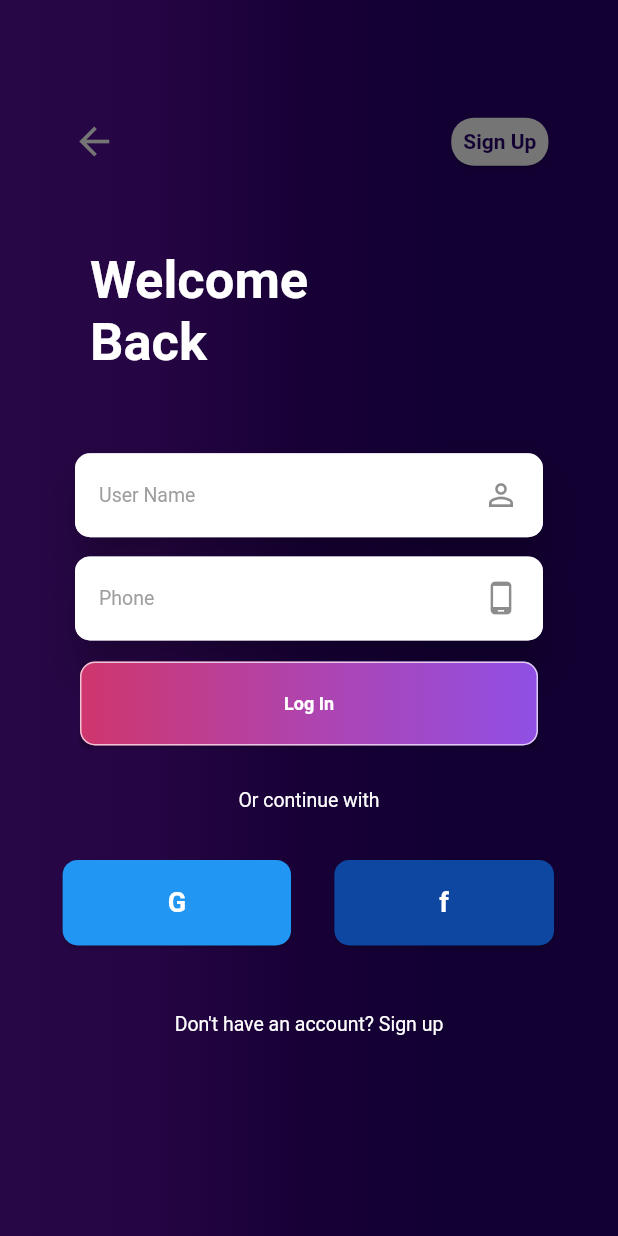
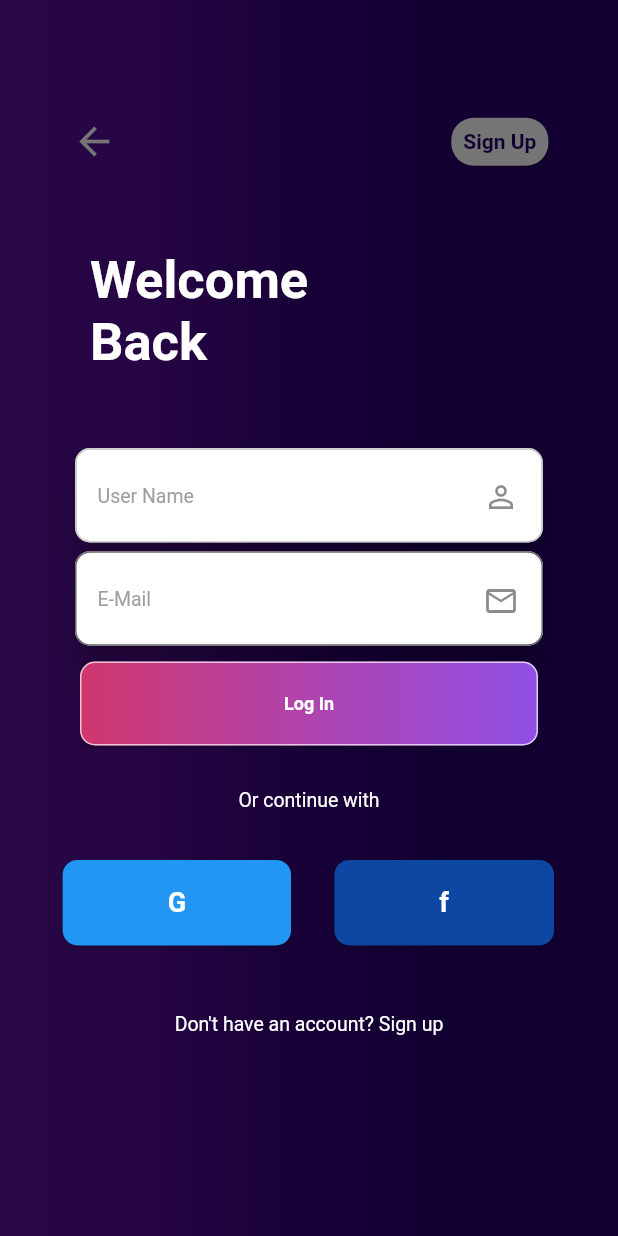
Before and after one commit to piush-terminalwitchcraft/Dhatnoon-frontend, a Flutter app: the screen it shows after launch, after a tap on "Log In", on a phone screen of 412 x 824 dp. Run offline on Flutter 3.47's test engine with Material 2 defaults, Android fonts, the phone set to English and light mode, and no system bars; our stand-ins replace accordion, animate_do, get, tab_indicator_styler, visibility_detector; missing offline and left inert: bouncy_widget, clickable_list_wheel_view, curved_drawer_fork, day_night_time_picker, simple_animated_icon.

Commit message:
dummy UI completed

```diff
--- a/lib/screens/login.dart
+++ b/lib/screens/login.dart
@@ -91,16 +91,33 @@ class LogIn extends StatelessWidget {
                   height: 80,
                   child: Card(
                     elevation: 10,
-                    child: ListTile(
-                      minVerticalPadding: 20,
-                      title: Text(
-                        "User Name",
-                        style: TextStyle(
-                          fontSize: 13,
-                          color: Colors.grey.shade500,
+                    child: Stack(
+                      children: [
+                        ListTile(
+                          minVerticalPadding: 20,
+                          trailing: Padding(
+                            padding: const EdgeInsets.fromLTRB(0, 10, 0, 0),
+                            child: Icon(Icons.person_outline),
+                          ),
                         ),
-                      ),
-                      trailing: Icon(Icons.person_outline),
+                        TextField(
+                          decoration: InputDecoration(
+                            border: OutlineInputBorder(
+                              borderRadius: BorderRadius.circular(10.0),
+                            ),
+                            filled: true,
+                            hintStyle: TextStyle(
+                              color: Colors.grey[500],
+                              fontSize: 13,
+                            ),
+                            hintText: "User Name",
+                            fillColor: Colors.transparent,
+                            isDense: true,
+                            contentPadding: EdgeInsets.fromLTRB(15, 0, 0, 44),
+                          ),
+                          keyboardType: TextInputType.name,
+                        ),
+                      ],
                     ),
                     shape: RoundedRectangleBorder(
                       side: BorderSide(color: Colors.white70, width: 1),
@@ -123,16 +140,34 @@ class LogIn extends StatelessWidget {
                   child: Card(
                     elevation: 10,
                     borderOnForeground: false,
-                    child: ListTile(
-                        minVerticalPadding: 20,
-                        title: Text(
-                          "Phone",
-                          style: TextStyle(
-                            fontSize: 13,
-                            color: Colors.grey.shade500,
+                    child: Stack(
+                      children: [
+                        ListTile(
+                          minVerticalPadding: 20,
+                          trailing: Padding(
+                            padding: const EdgeInsets.fromLTRB(0, 10, 0, 0),
+                            child: Icon(Icons.email_outlined),
                           ),
                         ),
-                        trailing: Icon(Icons.phone_android)),
+                        TextField(
+                          decoration: InputDecoration(
+                            border: OutlineInputBorder(
+                              borderRadius: BorderRadius.circular(10.0),
+                            ),
+                            filled: true,
+                            hintStyle: TextStyle(
+                              color: Colors.grey[500],
+                              fontSize: 13,
+                            ),
+                            hintText: "E-Mail",
+                            fillColor: Colors.transparent,
+                            isDense: true,
+                            contentPadding: EdgeInsets.fromLTRB(15, 0, 0, 44),
+                          ),
+                          keyboardType: TextInputType.emailAddress,
+                        ),
+                      ],
+                    ),
                     shape: RoundedRectangleBorder(
                       side: BorderSide(color: Colors.white70, width: 1),
                       borderRadius: BorderRadius.circular(10),
@@ -148,7 +183,7 @@ class LogIn extends StatelessWidget {
               child: Align(
                 alignment: Alignment(0.0, 0.15),
                 child: InkWell(
-                  onTap: (){
+                  onTap: () {
                     Get.to(MyHomePage(title: "title"),
                         transition: Transition.leftToRightWithFade);
                   },
--- /dev/null
+++ b/lib/screens/settings.dart
@@ -0,0 +1,18 @@
+import 'package:flutter/material.dart';
+
+class SettingsPage extends StatelessWidget {
+  const SettingsPage({Key? key}) : super(key: key);
+
+  @override
+  Widget build(BuildContext context) {
+    return Scaffold(
+      appBar: AppBar(title: Text("Settings screen")),
+      body: Center(
+        child: Text(
+          "Settings",
+          style: TextStyle(fontSize: 30),
+        ),
+      ),
+    );
+  }
+}
--- a/lib/screens/signup.dart
+++ b/lib/screens/signup.dart
@@ -71,8 +71,7 @@ class SignUp extends StatelessWidget {
                   style: TextStyle(
                       fontSize: 35,
                       fontWeight: FontWeight.bold,
-                    color: Colors.white
-                  ),
+                      color: Colors.white),
                 ),
               ),
             ),
@@ -87,16 +86,33 @@ class SignUp extends StatelessWidget {
                   height: 80,
                   child: Card(
                     elevation: 10,
-                    child: ListTile(
+                    child: Stack(
+                      children: [
+                        ListTile(
                           minVerticalPadding: 20,
-                      title: Text(
-                        "User Name",
-                        style: TextStyle(
-                          fontSize: 13,
-                          color: Colors.grey.shade500,
+                          trailing: Padding(
+                            padding: const EdgeInsets.fromLTRB(0, 10, 0, 0),
+                            child: Icon(Icons.person_outline),
                           ),
                         ),
-                      trailing: Icon(Icons.person_outline),
+                        TextField(
+                          decoration: InputDecoration(
+                            border: OutlineInputBorder(
+                              borderRadius: BorderRadius.circular(10.0),
+                            ),
+                            filled: true,
+                            hintStyle: TextStyle(
+                              color: Colors.grey[500],
+                              fontSize: 13,
+                            ),
+                            hintText: "User Name",
+                            fillColor: Colors.transparent,
+                            isDense: true,
+                            contentPadding: EdgeInsets.fromLTRB(15, 0, 0, 44),
+                          ),
+                          keyboardType: TextInputType.name,
+                        ),
+                      ],
                     ),
                     shape: RoundedRectangleBorder(
                       side: BorderSide(color: Colors.white70, width: 1),
@@ -119,16 +135,34 @@ class SignUp extends StatelessWidget {
                   child: Card(
                     elevation: 10,
                     borderOnForeground: false,
-                    child: ListTile(
+                    child: Stack(
+                      children: [
+                        ListTile(
                           minVerticalPadding: 20,
-                        title: Text(
-                          "Phone",
-                          style: TextStyle(
-                            fontSize: 13,
-                            color: Colors.grey.shade500,
+                          trailing: Padding(
+                            padding: const EdgeInsets.fromLTRB(0, 10, 0, 0),
+                            child: Icon(Icons.phone_android),
                           ),
                         ),
-                        trailing: Icon(Icons.phone_android)),
+                        TextField(
+                          decoration: InputDecoration(
+                            border: OutlineInputBorder(
+                              borderRadius: BorderRadius.circular(10.0),
+                            ),
+                            filled: true,
+                            hintStyle: TextStyle(
+                              color: Colors.grey[500],
+                              fontSize: 13,
+                            ),
+                            hintText: "Phone",
+                            fillColor: Colors.transparent,
+                            isDense: true,
+                            contentPadding: EdgeInsets.fromLTRB(15, 0, 0, 44),
+                          ),
+                          keyboardType: TextInputType.phone,
+                        ),
+                      ],
+                    ),
                     shape: RoundedRectangleBorder(
                       side: BorderSide(color: Colors.white70, width: 1),
                       borderRadius: BorderRadius.circular(10),
@@ -150,16 +184,34 @@ class SignUp extends StatelessWidget {
                   child: Card(
                     elevation: 10,
                     borderOnForeground: false,
-                    child: ListTile(
+                    child: Stack(
+                      children: [
+                        ListTile(
                           minVerticalPadding: 20,
-                        title: Text(
-                          "E-Mail",
-                          style: TextStyle(
-                            fontSize: 13,
-                            color: Colors.grey.shade500,
+                          trailing: Padding(
+                            padding: const EdgeInsets.fromLTRB(0, 10, 0, 0),
+                            child: Icon(Icons.email_outlined),
                           ),
                         ),
-                        trailing: Icon(Icons.email_outlined)),
+                        TextField(
+                          decoration: InputDecoration(
+                            border: OutlineInputBorder(
+                              borderRadius: BorderRadius.circular(10.0),
+                            ),
+                            filled: true,
+                            hintStyle: TextStyle(
+                              color: Colors.grey[500],
+                              fontSize: 13,
+                            ),
+                            hintText: "E-Mail",
+                            fillColor: Colors.transparent,
+                            isDense: true,
+                            contentPadding: EdgeInsets.fromLTRB(15, 0, 0, 44),
+                          ),
+                          keyboardType: TextInputType.emailAddress,
+                        ),
+                      ],
+                    ),
                     shape: RoundedRectangleBorder(
                       side: BorderSide(color: Colors.white70, width: 1),
                       borderRadius: BorderRadius.circular(10),
@@ -181,16 +233,34 @@ class SignUp extends StatelessWidget {
                   child: Card(
                     elevation: 10,
                     borderOnForeground: false,
-                    child: ListTile(
+                    child: Stack(
+                      children: [
+                        ListTile(
                           minVerticalPadding: 20,
-                        title: Text(
-                          "Password",
-                          style: TextStyle(
+                          trailing: Padding(
+                            padding: const EdgeInsets.fromLTRB(0, 10, 0, 0),
+                            child: Icon(Icons.password_outlined),
+                          )
+                        ),
+                        TextField(
+                          decoration: InputDecoration(
+                            border: OutlineInputBorder(
+                              borderRadius: BorderRadius.circular(10.0),
+                            ),
+                            filled: true,
+                            hintStyle: TextStyle(
+                              color: Colors.grey[500],
                               fontSize: 13,
-                            color: Colors.grey.shade500,
                             ),
+                            hintText: "Password",
+                            fillColor: Colors.transparent,
+                            isDense: true,
+                            contentPadding: EdgeInsets.fromLTRB(15, 0, 0, 44),
                           ),
-                        trailing: Icon(Icons.password_outlined)),
+                          keyboardType: TextInputType.visiblePassword,
+                        ),
+                      ],
+                    ),
                     shape: RoundedRectangleBorder(
                       side: BorderSide(color: Colors.white70, width: 1),
                       borderRadius: BorderRadius.circular(10),
@@ -246,10 +316,7 @@ class SignUp extends StatelessWidget {
                 alignment: Alignment(0.0, 0.65),
                 child: Text(
                   "Or continue with",
-                  style: TextStyle(
-                    fontSize: 13,
-                     color: Colors.white
-                  ),
+                  style: TextStyle(fontSize: 13, color: Colors.white),
                 ),
               ),
             ),
--- a/lib/utils/tabBar.dart
+++ b/lib/utils/tabBar.dart
@@ -1,13 +1,9 @@
 import 'package:bouncy_widget/bouncy_widget.dart';
 import 'package:components/screens/login.dart';
 import 'package:components/screens/profile.dart';
-import 'package:components/screens/signup.dart';
-import 'package:components/screens/splash.dart';
-import 'package:components/utils/drawer.dart';
+import 'package:components/screens/settings.dart';
 import 'package:components/utils/listWheelScrollView.dart';
-import 'package:components/utils/request.dart';
 import 'package:components/utils/smart_accordion.dart';
-import 'package:components/utils/timepicker.dart';
 import 'package:curved_drawer_fork/curved_drawer_fork.dart';
 import 'package:day_night_time_picker/day_night_time_picker.dart';
 import 'package:day_night_time_picker/lib/constants.dart';
@@ -27,13 +23,21 @@ class MyHomePage extends StatefulWidget {
 }
 
 class _MyHomePageState extends State<MyHomePage>
-    with SingleTickerProviderStateMixin {
+    with TickerProviderStateMixin {
   bool _isOpened = false;
+
+  // for tabs
   late AnimationController _animationController;
   late Animation<double> _progress;
 
+  // for hover effect
+  late final AnimationController _hoverController = AnimationController(vsync: this, duration: Duration(milliseconds: 1250))..repeat(reverse: true);
+  late Animation<Offset> _hoverAnimation = Tween(
+    begin: Offset.zero,
+    end: Offset(0, 0.125)
+  ).animate(_hoverController);
+
   bool isIndex0 = true;
-
   TimeOfDay _time = TimeOfDay.now().replacing(hour: 11, minute: 30);
 
   void onTimeChanged(TimeOfDay newTime) {
@@ -99,11 +103,11 @@ class _MyHomePageState extends State<MyHomePage>
 
             // if drawer not opened then route to specific pages based
             // on the index value
-            // if (visiblePercentage == 0) {
-            //   if (index == 0) Get.to(MyHomePage(title: "title"));
-            //   if (index == 1) Get.to(const ProfilePage());
-            //   if (index == 2) Get.to(const SplashScreen());
-            // }
+            if (visiblePercentage == 0) {
+              if (index == 0) Get.to(MyHomePage(title: "title"));
+              if (index == 1) Get.to(const ProfilePage());
+              if (index == 2) Get.to(const LogIn());
+            }
           },
           // Actual drawer implementation
           child: Container(
@@ -221,17 +225,37 @@ class _MyHomePageState extends State<MyHomePage>
                   ),
                 );
               },
+              child: SlideTransition(
+                position: _hoverAnimation,
+                child: Container(
+                  decoration: BoxDecoration(
+                    shape: BoxShape.circle,
+                    boxShadow: [
+                      BoxShadow(
+                        color: Color(0xffd33361),
+                        offset: Offset(0.0, 0),
+                        blurRadius: 15,
+                        spreadRadius: 5,
+                      ),
+                    ],
+                  ),
                   child: Icon(
                   Icons.send_and_archive_outlined,
                   size: 26.0,
+                  color: Colors.white,
+                  ),
+                ),
               ),
             ),
             PopupMenuButton<String>(itemBuilder: (BuildContext context) {
               return [
                 PopupMenuItem(
+                  child: InkWell(
+                    onTap: ()=> Get.to(SettingsPage()),
                     child: ListTile(
                       title: Text("Settings   "),
                       trailing: Icon(Icons.settings),
+                    ),
                   ),
                 ),
                 PopupMenuItem(
```
Lines whose indentation alone changed are shown as unchanged.
